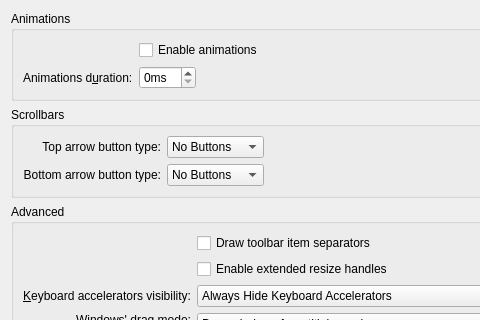
The window that kstyle/config/ui/breezestyleconfig.ui (Luwx/Lightly) describes before a commit, drawn with Qt 5; both pictures show x 0 to 480 and y 0 to 320 of the 671 by 406 pixel window.
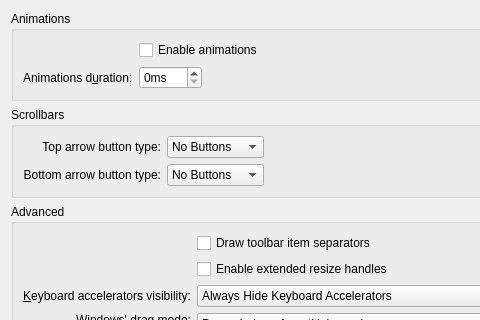
The same window after the commit. Custom widgets are drawn as their Qt base class.

Commit message: max animation time -> 500

```diff
--- a/kstyle/config/ui/breezestyleconfig.ui
+++ b/kstyle/config/ui/breezestyleconfig.ui
@@ -35,6 +35,9 @@
         <property name="suffix">
          <string>ms</string>
         </property>
+        <property name="maximum">
+         <number>500</number>
+        </property>
        </widget>
       </item>
       <item row="2" column="2">
```
